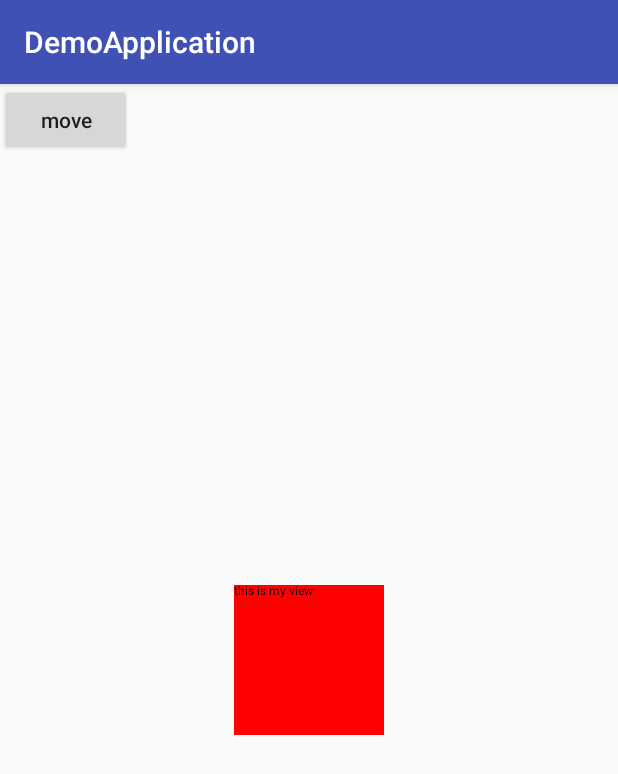
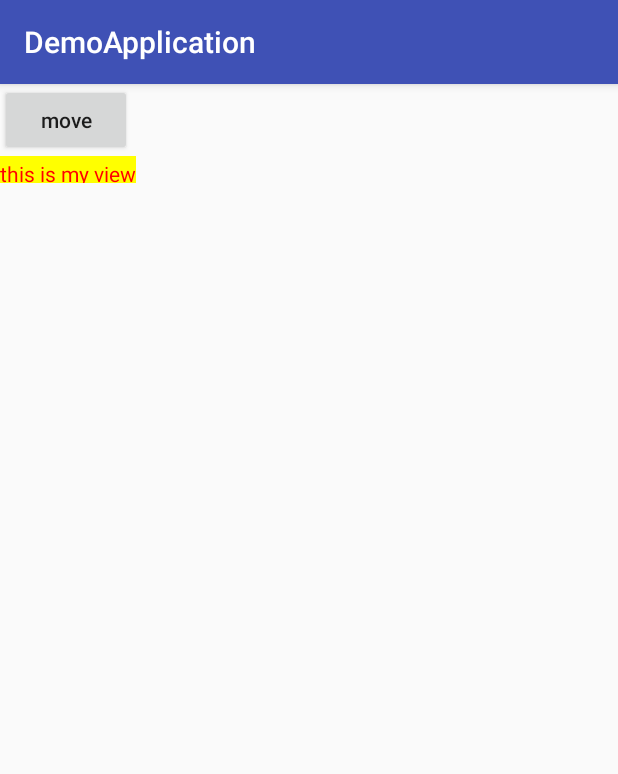
Before and after one commit to zd9453/DemoApplication, an Android app: the CreateViewActivity screen opened directly, with no data from a screen before it, on a phone screen of 412 x 824 dp. Shown: the top 774 px of the screen. Run offline under Robolectric (Android 15) with nearby library versions, the phone set to English and light mode, and no system bars.

Commit message:
自定义view；activity跳转动画

```diff
--- a/app/src/main/java/com/example/zd/demoapplication/MainJumpActivity.java
+++ b/app/src/main/java/com/example/zd/demoapplication/MainJumpActivity.java
@@ -40,6 +40,7 @@ public class MainJumpActivity extends AppCompatActivity {
     public void button2(View view) {
         Intent intent = new Intent(this, ConstraintLayoutActivity.class);
         startActivity(intent);
+        overridePendingTransition(R.anim.in_sc, R.anim.left_out);
     }
 
     public void button3(View view) {
@@ -50,6 +51,7 @@ public class MainJumpActivity extends AppCompatActivity {
     public void button4(View view) {
         Intent intent = new Intent(this, TimerViewActivity.class);
         startActivity(intent);
+        overridePendingTransition(R.anim.right_in, R.anim.left_out);
     }
 
     @Override
@@ -80,5 +82,7 @@ public class MainJumpActivity extends AppCompatActivity {
     public void button5(View view) {
         Intent intent = new Intent(this, CreateViewActivity.class);
         startActivity(intent);
+//        overridePendingTransition(R.anim.in_sc, R.anim.out_sc);
+        overridePendingTransition(R.anim.right_in, R.anim.left_out);
     }
 }
--- a/app/src/main/java/com/example/zd/demoapplication/view/DialogTest.java
+++ b/app/src/main/java/com/example/zd/demoapplication/view/DialogTest.java
@@ -10,7 +10,7 @@ import android.view.ViewGroup;
 import com.example.zd.demoapplication.R;
 
 /**
- *
+ * test
  * Created by zhangdong on 2017/12/12 0012.
  */
 
@@ -35,7 +35,6 @@ public class DialogTest extends DialogFragment {
     @Nullable
     @Override
     public View onCreateView(LayoutInflater inflater, @Nullable ViewGroup container, Bundle savedInstanceState) {
-        View inflate = inflater.inflate(R.layout.activity_constraint_layout1, container, false);
-        return inflate;
+        return inflater.inflate(R.layout.activity_constraint_layout1, container, false);
     }
 }
--- a/app/src/main/java/com/example/zd/demoapplication/view/ZdTimerView.java
+++ b/app/src/main/java/com/example/zd/demoapplication/view/ZdTimerView.java
@@ -2,6 +2,7 @@ package com.example.zd.demoapplication.view;
 
 import android.content.Context;
 import android.graphics.Canvas;
+import android.graphics.Color;
 import android.graphics.Paint;
 import android.support.annotation.Nullable;
 import android.util.AttributeSet;
@@ -9,6 +10,8 @@ import android.util.Log;
 import android.view.MotionEvent;
 import android.view.View;
 import android.view.ViewConfiguration;
+
+import com.example.zd.demobase.utils.SizeUtils;
 
 /**
  * 自定义一个倒计时的view
@@ -19,6 +22,7 @@ public class ZdTimerView extends View {
     private static final String TAG = "TimerView";
     private Paint mPaint;
     private int scaledEdgeSlop;//最小的可识别滑动距离
+    private String info = "this is my view";
 
     public ZdTimerView(Context context) {
         super(context);
@@ -37,6 +41,8 @@ public class ZdTimerView extends View {
 
     private void init() {
         mPaint = new Paint();
+        mPaint.setColor(Color.RED);
+        mPaint.setTextSize(SizeUtils.dpToPx(14));
         scaledEdgeSlop = ViewConfiguration.get(getContext()).getScaledEdgeSlop();
         Log.d(TAG, "init: -----------" + scaledEdgeSlop);
     }
@@ -46,24 +52,34 @@ public class ZdTimerView extends View {
         int widthMode = MeasureSpec.getMode(widthMeasureSpec);
         int heightMode = MeasureSpec.getMode(heightMeasureSpec);
 
-        int widthSize = MeasureSpec.getSize(widthMeasureSpec);
-        int heightSize = MeasureSpec.getSize(heightMeasureSpec);
+        int w = MeasureSpec.getSize(widthMeasureSpec);
+        int h = MeasureSpec.getSize(heightMeasureSpec);
 
+        Log.d(TAG, "onMeasure: --------- " + (int) mPaint.measureText(info) + "  " + ((int) mPaint.getFontMetrics().bottom));
+        Paint.FontMetrics metrics = mPaint.getFontMetrics();
+        float ascent = metrics.ascent;
+        float bottom = metrics.bottom;
+        float descent = metrics.descent;
+        float leading = metrics.leading;
+        float top = metrics.top;
+        Log.d(TAG, "onMeasure: ---------ascent = " + ascent + " bottom = " + bottom + " descent = " + descent + " leading = " + leading + " top = " + top);
 
         if (widthMode == MeasureSpec.AT_MOST && heightMode == MeasureSpec.AT_MOST) {
-            measure(widthSize, heightSize);
+            Log.d(TAG, "onMeasure: -------------- 2");
+            setMeasuredDimension((int) (mPaint.measureText(info)), (int) (mPaint.getFontMetrics().bottom - mPaint.getFontMetrics().top));
         } else if (widthMode == MeasureSpec.AT_MOST) {
-            measure(widthSize, heightMeasureSpec);
+            Log.d(TAG, "onMeasure: --------------- 1w");
+            setMeasuredDimension((int) mPaint.measureText(info), h);
         } else if (heightMode == MeasureSpec.AT_MOST) {
-            measure(widthMeasureSpec, heightSize);
-        } else
-            super.onMeasure(widthMeasureSpec, heightMeasureSpec);
+            Log.d(TAG, "onMeasure: ---------------- 1h");
+            setMeasuredDimension(w, (int) (mPaint.getFontMetrics().bottom - mPaint.getFontMetrics().top));
+        }
     }
 
     @Override
     protected void onDraw(Canvas canvas) {
         super.onDraw(canvas);
-        canvas.drawText("this is my view", 0, 10, mPaint);
+        canvas.drawText(info, 0, getHeight() - (mPaint.getFontMetrics().bottom - mPaint.getFontMetrics().descent), mPaint);
     }
 
     @Override
--- /dev/null
+++ b/app/src/main/res/anim/left_out.xml
@@ -0,0 +1,8 @@
+<?xml version="1.0" encoding="utf-8"?>
+<set xmlns:android="http://schemas.android.com/apk/res/android">
+
+    <translate android:fromXDelta="0" android:toXDelta="100%p"
+        android:duration="@android:integer/config_mediumAnimTime"/>
+    <alpha android:fromAlpha="1.0" android:toAlpha="0.0"
+        android:duration="@android:integer/config_mediumAnimTime" />
+</set>
--- /dev/null
+++ b/app/src/main/res/anim/right_in.xml
@@ -0,0 +1,8 @@
+<?xml version="1.0" encoding="utf-8"?>
+<set xmlns:android="http://schemas.android.com/apk/res/android">
+
+    <translate android:fromXDelta="-100%p" android:toXDelta="0"
+        android:duration="@android:integer/config_mediumAnimTime"/>
+    <alpha android:fromAlpha="0.0" android:toAlpha="1.0"
+        android:duration="@android:integer/config_mediumAnimTime" />
+</set>
--- a/app/src/main/res/layout/activity_create_view.xml
+++ b/app/src/main/res/layout/activity_create_view.xml
@@ -1,25 +1,25 @@
 <?xml version="1.0" encoding="utf-8"?>
-<android.support.constraint.ConstraintLayout xmlns:android="http://schemas.android.com/apk/res/android"
-    xmlns:app="http://schemas.android.com/apk/res-auto"
+<LinearLayout xmlns:android="http://schemas.android.com/apk/res/android"
     xmlns:tools="http://schemas.android.com/tools"
     android:layout_width="match_parent"
     android:layout_height="match_parent"
+    android:orientation="vertical"
     tools:context="com.example.zd.demoapplication.activity.CreateViewActivity">
 
     <Button
         android:layout_width="wrap_content"
+        android:layout_height="wrap_content"
+        android:onClick="moveTo"
         android:text="move"
         android:textAllCaps="false"
-        android:onClick="moveTo"
-        android:layout_height="wrap_content" />
+        android:textSize="14dp"
+        tools:layout_editor_absoluteX="0dp"
+        tools:layout_editor_absoluteY="0dp" />
 
     <com.example.zd.demoapplication.view.ZdTimerView
         android:id="@+id/test_view"
-        android:layout_width="100dp"
-        android:layout_height="100dp"
-        android:background="#ff0000"
-        app:layout_constraintBottom_toBottomOf="parent"
-        app:layout_constraintLeft_toLeftOf="parent"
-        app:layout_constraintRight_toRightOf="parent"
-        app:layout_constraintTop_toTopOf="parent" />
-</android.support.constraint.ConstraintLayout>
+        android:layout_width="wrap_content"
+        android:layout_height="wrap_content"
+        android:background="#ff0" />
+
+</LinearLayout>
--- a/demobase/src/main/java/com/example/zd/demobase/media/MusicDownloadHolder.java
+++ b/demobase/src/main/java/com/example/zd/demobase/media/MusicDownloadHolder.java
@@ -48,7 +48,7 @@ public class MusicDownloadHolder {
 
     private MusicDownloadHolder(Context context) {
         Context applicationContext = context.getApplicationContext();
-        rxPermissions = new RxPermissions((Activity) applicationContext);
+        rxPermissions = new RxPermissions((Activity) context);
         rxDownload = RxDownload.getInstance(applicationContext);
         context = null;
     }
```
Also changed, not shown: app/src/main/java/com/example/zd/demoapplication/activity/CreateViewActivity.java (+9 -1 lines), app/src/main/java/com/example/zd/demoapplication/view/ScrollEventView.java (added, +84 -0 lines), app/src/main/res/anim/in_sc.xml (added, +21 -0 lines), app/src/main/res/anim/out_sc.xml (added, +12 -0 lines), demobase/src/main/java/com/example/zd/demobase/utils/SizeUtils.java (+10 -0 lines).
